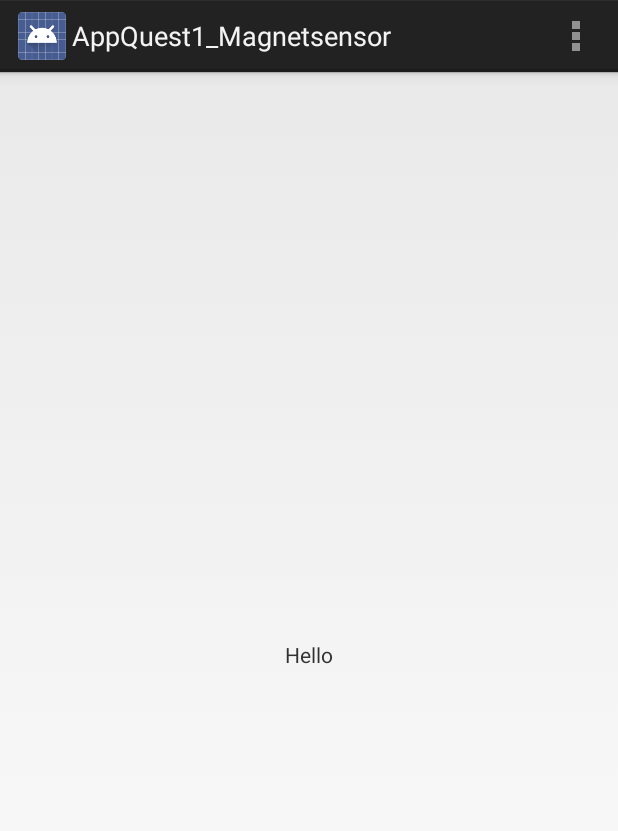
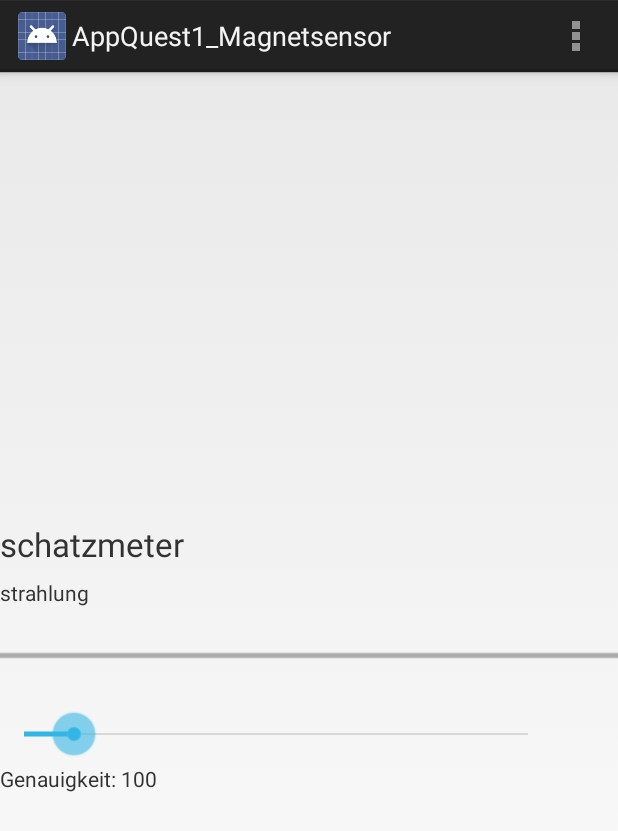
Before and after one commit to RaphaelHaenni/AppQuestIndianaPhones, an Android app: the screen it shows after launch (MainActivity), on a phone screen of 412 x 824 dp. Shown: the top 831 px of the screen. Run offline under Robolectric (Android 15) with nearby library versions, the phone set to English and light mode, and no system bars; 1 statement that could not run was skipped.

Commit message:
Merged App together

```diff
--- a/App1/AppQuest1_Magnetsensor/app/src/main/java/ch/appquest/indiana_phones/appquest1_magnetsensor/MainActivity.java
+++ b/App1/AppQuest1_Magnetsensor/app/src/main/java/ch/appquest/indiana_phones/appquest1_magnetsensor/MainActivity.java
@@ -3,6 +3,7 @@ package ch.appquest.indiana_phones.appquest1_magnetsensor;
 import android.app.Activity;
 import android.content.Intent;
 import android.content.pm.PackageManager;
+import android.graphics.Color;
 import android.hardware.Sensor;
 import android.hardware.SensorEvent;
 import android.hardware.SensorEventListener;
@@ -10,33 +11,91 @@ import android.hardware.SensorManager;
 import android.os.Bundle;
 import android.view.Menu;
 import android.view.MenuItem;
-import android.view.View;
-import android.widget.Button;
+import android.widget.ProgressBar;
+import android.widget.SeekBar;
 import android.widget.TextView;
 import android.widget.Toast;
 
 import org.json.JSONException;
 import org.json.JSONObject;
 
-import static ch.appquest.indiana_phones.appquest1_magnetsensor.R.id.txtViewExample;
 
 public class MainActivity extends Activity implements SensorEventListener {
-    private SensorManager sm;
-    private Sensor s;
+
+    private static final int SCAN_QR_CODE_REQUEST_CODE = 0;
+    private SensorManager mSensorManager;
+    private Sensor mSensor;
 
 
     @Override
     protected void onCreate(Bundle savedInstanceState) {
         super.onCreate(savedInstanceState);
         setContentView(R.layout.activity_main);
+
+        mSensorManager = (SensorManager) getSystemService(SENSOR_SERVICE);
+        try {
+            mSensor = mSensorManager.getSensorList(Sensor.TYPE_MAGNETIC_FIELD).get(0);
+        } catch (Exception x) {
+            try {
+                mSensor = mSensorManager.getDefaultSensor(Sensor.TYPE_MAGNETIC_FIELD);
+            } catch (Exception x2) {
+                Toast.makeText(this, "Dein Device besitzt keinen MagnetSensor", Toast.LENGTH_LONG).show();
+            }
+        }
+        mSensorManager.registerListener(this, mSensor, mSensorManager.SENSOR_DELAY_NORMAL);
+
+        SeekBar genauigkeit = (SeekBar) findViewById(R.id.genauigkeit);
+        genauigkeit.setMax((int)(mSensor.getMaximumRange()));
+        genauigkeit.setOnSeekBarChangeListener(new SeekBar.OnSeekBarChangeListener() {
+
+            @Override
+            public void onStopTrackingTouch(SeekBar seekBar) {
+                // TODO Auto-generated method stub
+            }
+
+            @Override
+            public void onStartTrackingTouch(SeekBar seekBar) {
+                // TODO Auto-generated method stub
+            }
+
+            @Override
+            public void onProgressChanged(SeekBar seekBar, int progress, boolean fromUser) {
+                // TODO Auto-generated method stub
+                ProgressBar hellworld = (ProgressBar) findViewById(R.id.hellworld);
+                hellworld.setMax(progress);
+                TextView genauigkeitsText = (TextView) findViewById(R.id.genauigkeitsText);
+                genauigkeitsText.setText("Genauigkeit: " + String.valueOf(progress));
+            }
+        });
     }
 
     @Override
     public void onSensorChanged(SensorEvent event) {
-        sm = (SensorManager) getSystemService( SENSOR_SERVICE );
-        s = sm.getDefaultSensor( Sensor.TYPE_MAGNETIC_FIELD );
+        ProgressBar hellworld = (ProgressBar) findViewById(R.id.hellworld);
         float[] mag = event.values;
         double betrag = Math.sqrt(mag[0] * mag[0] + mag[1] * mag[1] + mag[2] * mag[2]);
+        hellworld.setProgress((int) betrag);
+
+        TextView strahlungsText = (TextView) findViewById(R.id.strahlung);
+        strahlungsText.setText("Strahlung: " + String.valueOf(betrag));
+
+        TextView schatzmeter = (TextView) findViewById(R.id.schatzmeter);
+
+        if (betrag > 0 && betrag < hellworld.getMax() / 3 )
+        {
+            schatzmeter.setText("Kein Schatz");
+            hellworld.getProgressDrawable().setColorFilter(Color.RED, android.graphics.PorterDuff.Mode.SRC_IN);
+        }
+        else if (betrag > hellworld.getMax() / 3 && betrag < ((hellworld.getMax() / 3) * 2))
+        {
+            schatzmeter.setText("Schatz in der Nähe");
+            hellworld.getProgressDrawable().setColorFilter(Color.parseColor("#F49E42") , android.graphics.PorterDuff.Mode.SRC_IN);
+        }
+        else
+        {
+            schatzmeter.setText("Schatz gefunden!");
+            hellworld.getProgressDrawable().setColorFilter(Color.parseColor("#00BA03"), android.graphics.PorterDuff.Mode.SRC_IN);
+        }
 
     }
 
@@ -44,8 +103,6 @@ public class MainActivity extends Activity implements SensorEventListener {
     public void onAccuracyChanged(Sensor sensor, int accuracy) {
 
     }
-
-    private static final int SCAN_QR_CODE_REQUEST_CODE = 0;
 
     @Override
     public boolean onCreateOptionsMenu(Menu menu) {
@@ -80,7 +137,6 @@ public class MainActivity extends Activity implements SensorEventListener {
 
     private void log(String qrCode) throws JSONException {
         Intent intent = new Intent("ch.appquest.intent.LOG");
-        TextView tv = (TextView) findViewById(txtViewExample);
 
         if (getPackageManager().queryIntentActivities(intent, PackageManager.MATCH_DEFAULT_ONLY).isEmpty()) {
             Toast.makeText(this, "Logbook App not Installed", Toast.LENGTH_LONG).show();
@@ -94,7 +150,6 @@ public class MainActivity extends Activity implements SensorEventListener {
         // Achtung, je nach App wird etwas anderes eingetragen
         String logmessage = json.toString();
 
-        tv.setText(logmessage);
         intent.putExtra("ch.appquest.logmessage", logmessage);
 
         startActivity(intent);
--- a/App1/AppQuest1_Magnetsensor/app/src/main/res/layout/activity_main.xml
+++ b/App1/AppQuest1_Magnetsensor/app/src/main/res/layout/activity_main.xml
@@ -6,14 +6,56 @@
     android:layout_height="match_parent"
     tools:context="ch.appquest.indiana_phones.appquest1_magnetsensor.MainActivity">
 
+    <ProgressBar
+        android:id="@+id/hellworld"
+        style="?android:attr/progressBarStyleHorizontal"
+        android:layout_width="0dp"
+        android:layout_height="50dp"
+        app:layout_constraintBottom_toBottomOf="parent"
+        app:layout_constraintLeft_toLeftOf="parent"
+        app:layout_constraintRight_toRightOf="parent"
+        app:layout_constraintTop_toTopOf="parent"
+        app:layout_constraintVertical_bias="0.501" />
+
     <TextView
-        android:id="@+id/txtViewExample"
+        android:id="@+id/schatzmeter"
         android:layout_width="wrap_content"
         android:layout_height="wrap_content"
-        android:text="Hello"
-        app:layout_constraintRight_toRightOf="parent"
-        app:layout_constraintLeft_toLeftOf="parent"
-        app:layout_constraintBottom_toBottomOf="parent"
-        app:layout_constraintTop_toTopOf="parent" />
+        android:layout_marginBottom="8dp"
+        android:text="schatzmeter"
+        app:layout_constraintBottom_toTopOf="@+id/strahlung"
+        tools:layout_editor_absoluteX="0dp"
+        tools:text="Kein Schatz"
+        android:textSize="10pt" />
+
+    <TextView
+        android:id="@+id/strahlung"
+        android:layout_width="wrap_content"
+        android:layout_height="wrap_content"
+        android:layout_marginBottom="7dp"
+        android:text="strahlung"
+        app:layout_constraintBottom_toTopOf="@+id/hellworld"
+        tools:layout_editor_absoluteX="0dp"
+        tools:text="Strahlung: " />
+
+    <SeekBar
+        android:id="@+id/genauigkeit"
+        android:layout_width="368dp"
+        android:layout_height="39dp"
+        android:layout_marginTop="8dp"
+        android:max="1000"
+        android:progress="100"
+        app:layout_constraintTop_toBottomOf="@+id/hellworld"
+        tools:layout_editor_absoluteX="8dp" />
+
+    <TextView
+        android:id="@+id/genauigkeitsText"
+        android:layout_width="wrap_content"
+        android:layout_height="wrap_content"
+        android:layout_marginTop="0dp"
+        android:text="Genauigkeit: 100"
+        app:layout_constraintTop_toBottomOf="@+id/genauigkeit"
+        tools:layout_editor_absoluteX="0dp"
+        tools:text="Genauigkeit" />
 
 </android.support.constraint.ConstraintLayout>
```
